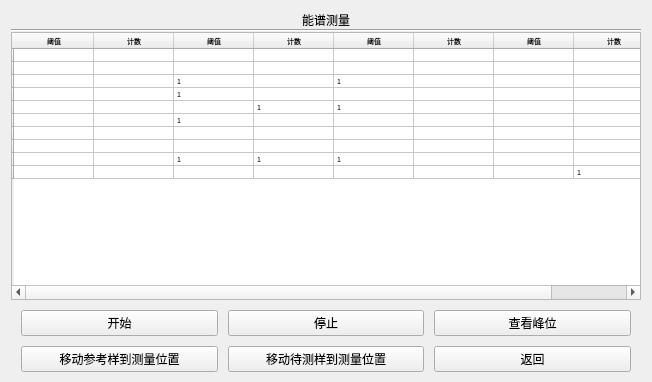
First picture: the form in spectrummeasurement.ui, repository urielyan/kairen_ok335xs, before the edit.
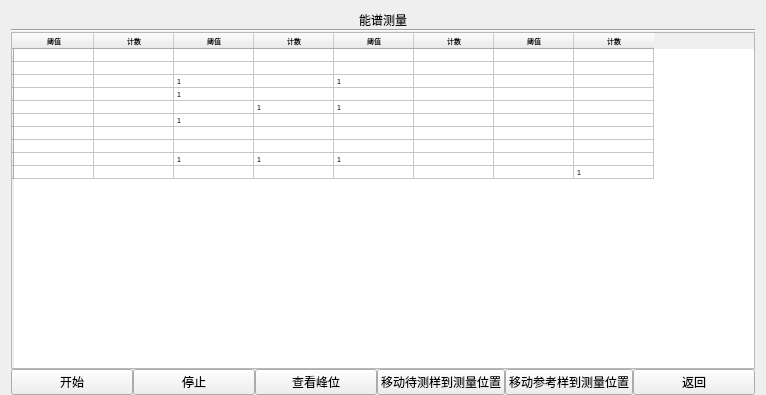
Second picture: the form after the edit. Custom widgets are drawn as their Qt base class.

Commit message: 修改测量界面按钮状态(颜色和布局)

The edit to the form file:
```diff
--- a/spectrummeasurement.ui
+++ b/spectrummeasurement.ui
@@ -6,8 +6,8 @@
    <rect>
     <x>0</x>
     <y>0</y>
-    <width>652</width>
-    <height>382</height>
+    <width>766</width>
+    <height>395</height>
    </rect>
   </property>
   <property name="windowTitle">
@@ -18,7 +18,7 @@
     <number>0</number>
    </property>
    <item row="0" column="0">
-    <layout class="QVBoxLayout" name="verticalLayout" stretch="0,0,8,0,0">
+    <layout class="QVBoxLayout" name="verticalLayout" stretch="0,0,0,0,0">
      <property name="spacing">
       <number>0</number>
      </property>
@@ -240,26 +240,29 @@
       </widget>
      </item>
      <item>
-      <layout class="QGridLayout" name="gridLayout_2">
+      <layout class="QHBoxLayout" name="horizontalLayout_2">
+       <property name="spacing">
+        <number>0</number>
+       </property>
        <property name="leftMargin">
-        <number>10</number>
+        <number>0</number>
        </property>
        <property name="topMargin">
-        <number>10</number>
+        <number>0</number>
        </property>
        <property name="rightMargin">
-        <number>10</number>
+        <number>0</number>
        </property>
        <property name="bottomMargin">
-        <number>10</number>
+        <number>0</number>
        </property>
-       <property name="spacing">
-        <number>10</number>
-       </property>
-       <item row="0" column="0">
+       <item>
         <widget class="QPushButton" name="pushButton">
+         <property name="enabled">
+          <bool>true</bool>
+         </property>
          <property name="sizePolicy">
-          <sizepolicy hsizetype="Minimum" vsizetype="Maximum">
+          <sizepolicy hsizetype="Preferred" vsizetype="Preferred">
            <horstretch>0</horstretch>
            <verstretch>0</verstretch>
           </sizepolicy>
@@ -284,10 +287,13 @@
          </property>
         </widget>
        </item>
-       <item row="0" column="1">
+       <item>
         <widget class="QPushButton" name="pushButton_2">
+         <property name="enabled">
+          <bool>true</bool>
+         </property>
          <property name="sizePolicy">
-          <sizepolicy hsizetype="Minimum" vsizetype="Maximum">
+          <sizepolicy hsizetype="Preferred" vsizetype="Preferred">
            <horstretch>0</horstretch>
            <verstretch>0</verstretch>
           </sizepolicy>
@@ -298,6 +304,9 @@
            <height>0</height>
           </size>
          </property>
+         <property name="styleSheet">
+          <string notr="true"/>
+         </property>
          <property name="text">
           <string>停止</string>
          </property>
@@ -309,49 +318,73 @@
          </property>
         </widget>
        </item>
-       <item row="1" column="0">
-        <widget class="QPushButton" name="pushButton_4">
-         <property name="sizePolicy">
-          <sizepolicy hsizetype="Minimum" vsizetype="Maximum">
-           <horstretch>0</horstretch>
-           <verstretch>0</verstretch>
-          </sizepolicy>
-         </property>
-         <property name="baseSize">
-          <size>
-           <width>0</width>
-           <height>0</height>
-          </size>
-         </property>
-         <property name="text">
-          <string>移动参考样到测量位置</string>
-         </property>
-         <property name="iconSize">
-          <size>
-           <width>16</width>
-           <height>16</height>
-          </size>
-         </property>
-        </widget>
-       </item>
-       <item row="1" column="1">
-        <widget class="QPushButton" name="pushButton_5">
-         <property name="text">
-          <string>移动待测样到测量位置</string>
-         </property>
-        </widget>
-       </item>
-       <item row="0" column="2">
+       <item>
         <widget class="QPushButton" name="pushButton_6">
+         <property name="enabled">
+          <bool>true</bool>
+         </property>
+         <property name="sizePolicy">
+          <sizepolicy hsizetype="Preferred" vsizetype="Preferred">
+           <horstretch>0</horstretch>
+           <verstretch>0</verstretch>
+          </sizepolicy>
+         </property>
          <property name="text">
           <string>查看峰位</string>
          </property>
         </widget>
        </item>
-       <item row="1" column="2">
+       <item>
+        <widget class="QPushButton" name="pushButton_5">
+         <property name="enabled">
+          <bool>true</bool>
+         </property>
+         <property name="sizePolicy">
+          <sizepolicy hsizetype="Preferred" vsizetype="Preferred">
+           <horstretch>0</horstretch>
+           <verstretch>0</verstretch>
+          </sizepolicy>
+         </property>
+         <property name="text">
+          <string>移动待测样到测量位置</string>
+         </property>
+        </widget>
+       </item>
+       <item>
+        <widget class="QPushButton" name="pushButton_4">
+         <property name="enabled">
+          <bool>true</bool>
+         </property>
+         <property name="sizePolicy">
+          <sizepolicy hsizetype="Preferred" vsizetype="Preferred">
+           <horstretch>0</horstretch>
+           <verstretch>0</verstretch>
+          </sizepolicy>
+         </property>
+         <property name="baseSize">
+          <size>
+           <width>0</width>
+           <height>0</height>
+          </size>
+         </property>
+         <property name="text">
+          <string>移动参考样到测量位置</string>
+         </property>
+         <property name="iconSize">
+          <size>
+           <width>16</width>
+           <height>16</height>
+          </size>
+         </property>
+        </widget>
+       </item>
+       <item>
         <widget class="QPushButton" name="pushButton_3">
+         <property name="enabled">
+          <bool>true</bool>
+         </property>
          <property name="sizePolicy">
-          <sizepolicy hsizetype="Minimum" vsizetype="Maximum">
+          <sizepolicy hsizetype="Preferred" vsizetype="Preferred">
            <horstretch>0</horstretch>
            <verstretch>0</verstretch>
           </sizepolicy>
```
The commit also changes 8 other files.
